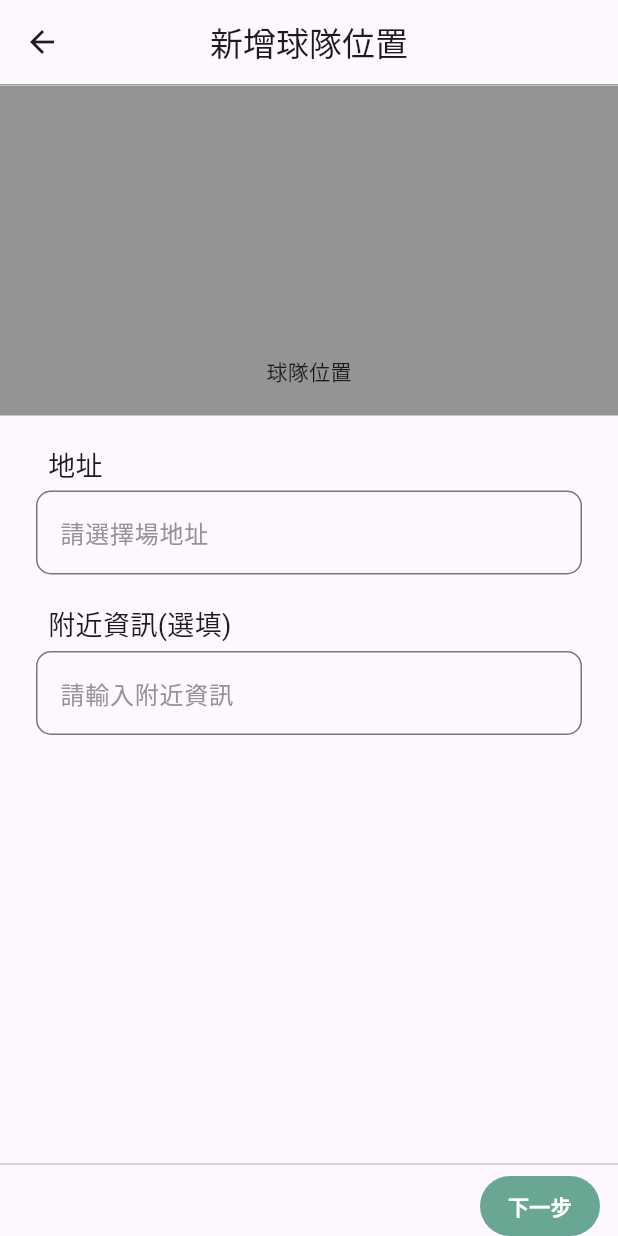
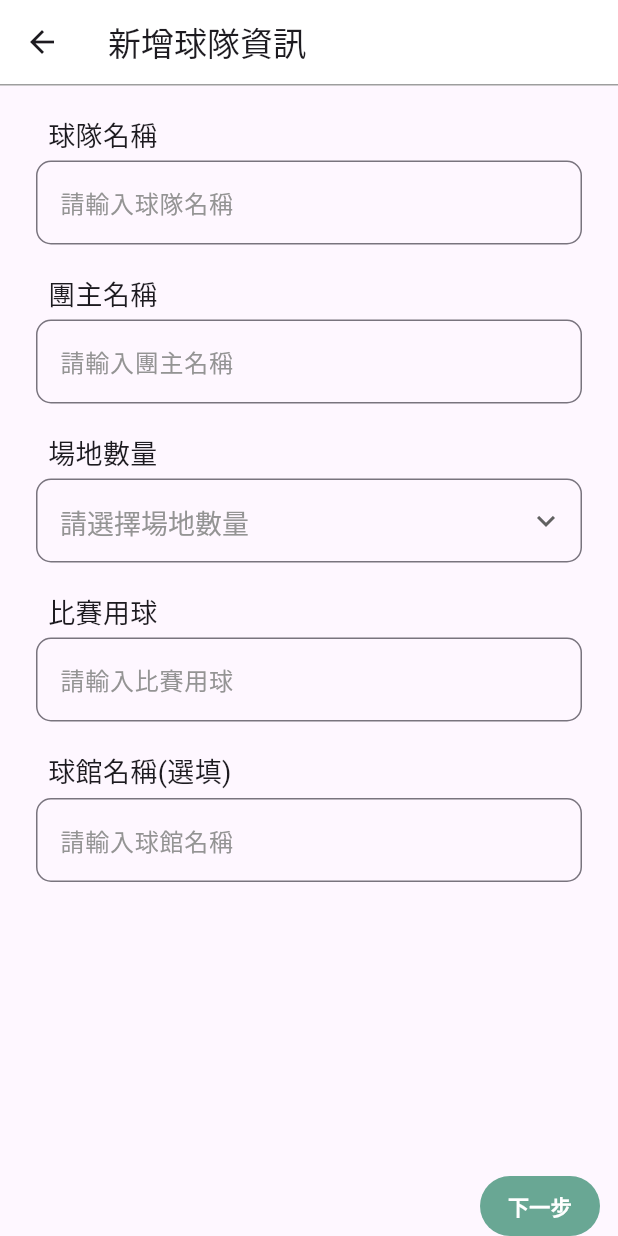
Before and after one commit to WeitingL/joinyou, a Flutter app: the SettingTeamLocation screen opened by its route, after a tap on "下一步", on a phone screen of 412 x 824 dp. Run offline on Flutter 3.47's test engine with Material 3 defaults, Android fonts, the phone set to English and light mode, and no system bars; our stand-ins replace flutter_bloc, geolocator, go_router, google_maps_flutter, image_picker; missing offline and left inert: dart:ffi.

Commit message:
[page] opt still working page.

```diff
--- a/lib/NavigationHelper.dart
+++ b/lib/NavigationHelper.dart
@@ -3,8 +3,11 @@ import 'package:flutter_bloc/flutter_bloc.dart';
 import 'package:go_router/go_router.dart';
 import 'package:joinyou/ui/chat_room/chat_room.dart';
 import 'package:joinyou/ui/create_team_pages/create_normal_team.dart';
+import 'package:joinyou/ui/create_team_pages/create_normal_team_info_a.dart';
+import 'package:joinyou/ui/create_team_pages/create_normal_team_info_b.dart';
 import 'package:joinyou/ui/create_team_pages/create_team.dart';
 import 'package:joinyou/ui/create_team_pages/set_team_location.dart';
+import 'package:joinyou/ui/current_team/current_page.dart';
 import 'package:joinyou/ui/find_team/find_team_map.dart';
 import 'package:joinyou/ui/find_team/find_team_page.dart';
 import 'package:joinyou/ui/my_team/my_team_page.dart';
@@ -12,6 +15,7 @@ import 'package:joinyou/ui/rank_page/center_rank_page.dart';
 import 'package:joinyou/ui/setting/setting_page.dart';
 import 'package:joinyou/ui/team_operation/master/add_new_gamer.dart';
 import 'package:joinyou/ui/team_operation/master/manage_game.dart';
+import 'package:joinyou/ui/team_operation/master/member_management.dart';
 import 'package:joinyou/ui/team_operation/master/real_time_game.dart';
 import 'package:joinyou/ui/team_operation/master/start_arrange.dart';
 import 'package:joinyou/ui/team_operation/member/already_to_go_page.dart';
@@ -58,8 +62,13 @@ class NavigationHelper {
   static const TEAM_OPT_PAGE = "/team_operation";
   static const TEAM_FIND_MAP_PAGE = "/map_find_team";
 
+  static const MY_TEAM_MEMBER_MANAGE_PAGE = "/my_team/member_manage_page";
+  static const MY_TEAM_INSTANT_PLAY_PAGE = "/my_team/instant_play_page";
+
   static const CREATE_TEAM_PAGE = "/create_team/normal_team";
   static const CREATE_TEAM_LOCATION_PAGE = "/create_team/normal_team/location";
+  static const CREATE_TEAM_PAGE_A = "/create_team/pageA";
+  static const CREATE_TEAM_PAGE_B = "/create_team/pageB";
 
   static const FAST_CREATE_TEAM_PAGE = "/create_team/fast_team";
 
@@ -156,6 +165,26 @@ class NavigationHelper {
       ),
 
       GoRoute(
+        path: MY_TEAM_MEMBER_MANAGE_PAGE,
+        parentNavigatorKey: _rootNavigatorKey,
+        pageBuilder: (context, state) {
+          return NoTransitionPage(
+            child: MemberManager(),
+          );
+        },
+      ),
+
+      GoRoute(
+        path: MY_TEAM_INSTANT_PLAY_PAGE,
+        parentNavigatorKey: _rootNavigatorKey,
+        pageBuilder: (context, state) {
+          return NoTransitionPage(
+            child: CurrentTeamPage(),
+          );
+        },
+      ),
+
+      GoRoute(
         path: FAST_CREATE_TEAM_PAGE,
         parentNavigatorKey: _rootNavigatorKey,
         pageBuilder: (context, state) {
@@ -173,6 +202,26 @@ class NavigationHelper {
           final extra = state.extra as Map<String, dynamic>?;
           return NoTransitionPage(
             child: SettingTeamLocation(),
+          );
+        },
+      ),
+
+      GoRoute(
+        path: CREATE_TEAM_PAGE_A,
+        parentNavigatorKey: _rootNavigatorKey,
+        pageBuilder: (context, state) {
+          return NoTransitionPage(
+            child: CreateTeamPageA(),
+          );
+        },
+      ),
+
+      GoRoute(
+        path: CREATE_TEAM_PAGE_B,
+        parentNavigatorKey: _rootNavigatorKey,
+        pageBuilder: (context, state) {
+          return NoTransitionPage(
+            child: CreateTeamPageB(),
           );
         },
       ),
--- /dev/null
+++ b/lib/ui/create_team_pages/create_normal_team_info_a.dart
@@ -0,0 +1,64 @@
+import 'package:flutter/material.dart';
+import 'package:go_router/go_router.dart';
+
+import '../../NavigationHelper.dart';
+import '../component/bottom_bar.dart';
+import '../component/edit_components.dart';
+
+class CreateTeamPageA extends StatefulWidget {
+  @override
+  State<StatefulWidget> createState() => _CreateTeamPageA();
+}
+
+class _CreateTeamPageA extends State<CreateTeamPageA> {
+  @override
+  Widget build(BuildContext context) {
+    return Scaffold(
+        appBar: AppBar(
+          scrolledUnderElevation: 0,
+          backgroundColor: Colors.white,
+          title: Text("新增球隊資訊"),
+          bottom: PreferredSize(
+            preferredSize: Size.fromHeight(1.0), // 設置 Divider 的高度
+            child: Container(
+              color: Colors.grey, // Divider 的顏色
+              height: 1.0,
+            ),
+          ),
+        ),
+        body: Padding(
+            padding: EdgeInsets.symmetric(horizontal: 24),
+            child: SingleChildScrollView(
+                child: Column(
+              children: [
+                SizedBox(height: 20),
+                EditTextContentArea(title: "球隊名稱", hintTitle: "請輸入球隊名稱"),
+                SizedBox(height: 20),
+                EditTextContentArea(title: "團主名稱", hintTitle: "請輸入團主名稱"),
+                SizedBox(height: 20),
+                DropDownSelected(
+                  title: "場地數量",
+                  dropTitle: "請選擇場地數量",
+                  onChanged: (int? value) {},
+                  items: [
+                    ...[
+                      for (int i = 1; i <= 9; i++)
+                        DropdownMenuItem(
+                          value: i,
+                          child: Text(i.toString()),
+                        )
+                    ]
+                  ],
+                ),
+                SizedBox(height: 20),
+                EditTextContentArea(title: "比賽用球", hintTitle: "請輸入比賽用球"),
+                SizedBox(height: 20),
+                EditTextContentArea(title: "球館名稱(選填)", hintTitle: "請輸入球館名稱"),
+              ],
+            ))),
+        bottomNavigationBar:
+            SafeArea(child: BottomBarNext(content: "下一步", action: () {
+              GoRouter.of(context).push(NavigationHelper.CREATE_TEAM_PAGE_B);
+            })));
+  }
+}
--- a/lib/ui/create_team_pages/set_team_location.dart
+++ b/lib/ui/create_team_pages/set_team_location.dart
@@ -1,8 +1,10 @@
 import 'package:flutter/cupertino.dart';
 import 'package:flutter/material.dart';
+import 'package:go_router/go_router.dart';
 import 'package:joinyou/app_color.dart';
 import 'package:joinyou/ui/create_team_pages/set_team_location_full.dart';
 
+import '../../NavigationHelper.dart';
 import '../component/bottom_bar.dart';
 import '../component/edit_components.dart';
 
@@ -70,10 +72,7 @@ class _SettingTeamLocation extends State<SettingTeamLocation> {
             BottomBarNext(
                 content: "下一步",
                 action: () {
-                  Navigator.push(
-                      context,
-                      MaterialPageRoute(
-                          builder: (context) => SettingTeamLocation()));
+                  GoRouter.of(context).push(NavigationHelper.CREATE_TEAM_PAGE_A);
                 })
           ],
         )));
```
Also changed, not shown: lib/ui/create_team_pages/create_normal_team.dart (+12 -5 lines), lib/ui/create_team_pages/create_normal_team_info_b.dart (added, +111 -0 lines), lib/ui/create_team_pages/create_team.dart (+7 -1 lines), lib/ui/my_team/my_team_page.dart (+5 -8 lines), lib/ui/team_operation/team_opt_comps.dart (+8 -5 lines).
